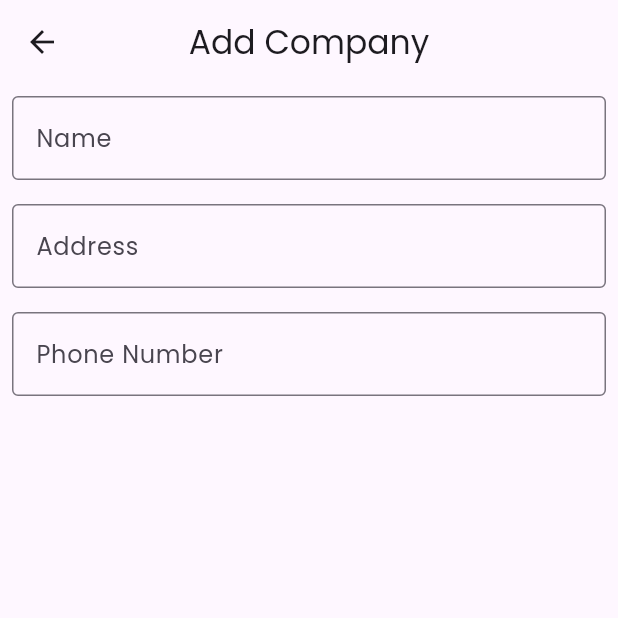
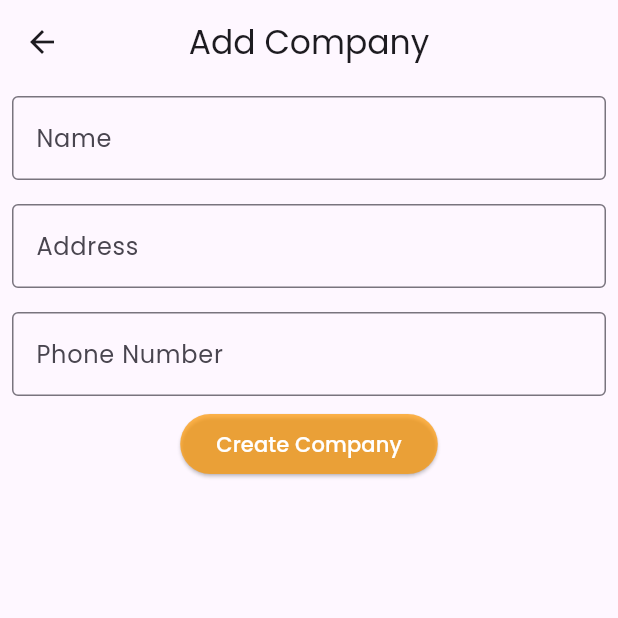
Before and after one commit to anjumArnab/BizCRUD, a Flutter app: the CreateCompany screen opened directly, on a phone screen of 412 x 824 dp, the top half of it. Run offline on Flutter 3.47's test engine with Material 3 defaults, Android fonts, the phone set to English and light mode, and no system bars; our stand-ins replace google_fonts; network calls fail.

Commit message:
custom button added

```diff
--- a/lib/screen/create_company.dart
+++ b/lib/screen/create_company.dart
@@ -1,5 +1,6 @@
 import 'package:flutter/material.dart';
-import '../model/company.dart';
+import 'package:restapi_crud/widgets/custom_button.dart';
+import 'package:restapi_crud/model/company.dart';
 
 class CreateCompany extends StatefulWidget {
   final Company? company;
@@ -18,9 +19,9 @@ class _CreateCompanyState extends State<CreateCompany> {
   @override
   void initState() {
     if (widget.company != null) {
-      _nameController.text = widget.company!.companyName!;
-      _addressController.text = widget.company!.companyAddress!;
-      _phoneController.text = widget.company!.companyNumber!;
+      _nameController.text = widget.company!.companyName;
+      _addressController.text = widget.company!.companyAddress;
+      _phoneController.text = widget.company!.companyNumber;
     }
     super.initState();
   }
@@ -44,6 +45,7 @@ class _CreateCompanyState extends State<CreateCompany> {
                     if (value!.isEmpty) {
                       return "Please enter company name";
                     }
+                    return null;
                   },
                   controller: _nameController,
                   decoration: const InputDecoration(
@@ -72,35 +74,10 @@ class _CreateCompanyState extends State<CreateCompany> {
                       border: OutlineInputBorder()),
                 ),
               ),
-              /*
-              ElevatedButton(
-                  onPressed: () async {
-                    if (_key.currentState!.validate()) {
-                      Company newCompany = Company(
-                          companyName: _nameController.text,
-                          companyAddress: _addressController.text,
-                          companyNumber: _phoneController.text,
-                          companyLogo: "https://logo.clearbit.com/godaddy.com", id: 1);
-
-                      if (widget.company != null) {
-                        await CompanyService()
-                            .updateCompany(newCompany, widget.company!.id!);
-                      } else {
-                        await CompanyService().createCompany(newCompany);
-                      }
-
-                      ScaffoldMessenger.of(context).showSnackBar(
-                        const SnackBar(
-                          content: Text("Company added successfully"),
-                        ),
-                      );
-
-                      Navigator.pop(context);
-                    }
-                  },
-                  child: Text(widget.company == null
-                      ? "Create Company"
-                      : "Update Company"))*/
+              CustomButton(
+                text: widget.company == null ? "Create Company" : "Update Company",
+                onPressed: (){},
+              ),
             ],
           ),
         ),
```
